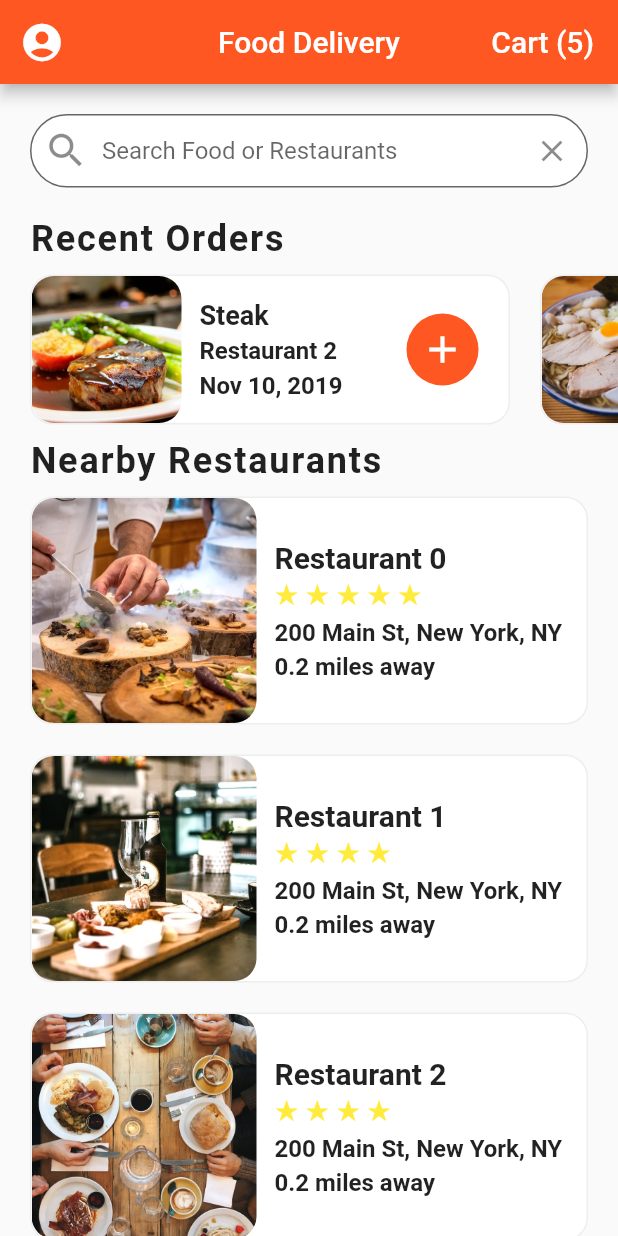
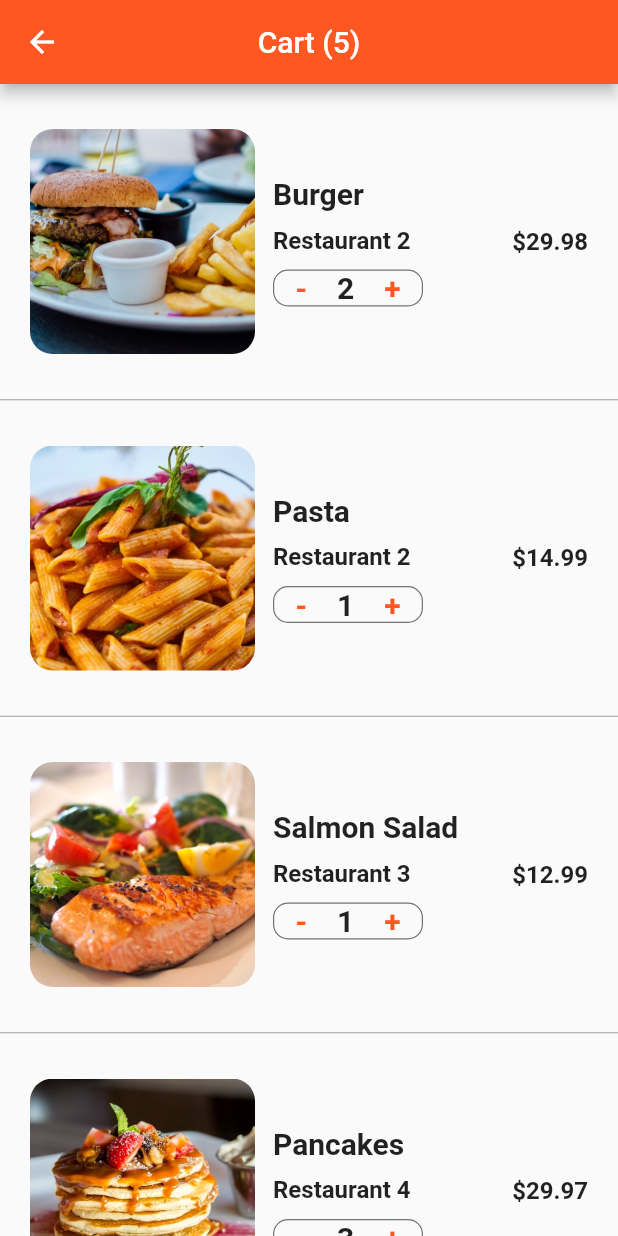
Before and after one commit to ELATTARIYassine/flutter-apps, a Flutter app: the screen it shows after launch, after a tap on an icon or button, on a phone screen of 412 x 824 dp. Run offline on Flutter 3.47's test engine with Material 2 defaults, Android fonts, the phone set to English and light mode, and no system bars; project files that could hold a hidden picture were left out.

Commit message:
[food_delivery] feat: Added cart screen

```diff
--- /dev/null
+++ b/flood_delivery/lib/screens/cart_screen.dart
@@ -0,0 +1,139 @@
+import 'package:flutter/cupertino.dart';
+import 'package:flutter/material.dart';
+import 'package:fooddelivery/data/data.dart';
+import 'package:fooddelivery/models/order.dart';
+
+class CartScreen extends StatefulWidget {
+  @override
+  _CartScreenState createState() => _CartScreenState();
+}
+
+class _CartScreenState extends State<CartScreen> {
+  _buildCartItem(Order order) {
+    return Container(
+      margin: EdgeInsets.all(20.0),
+      height: 170.0,
+      child: Row(
+        mainAxisAlignment: MainAxisAlignment.spaceBetween,
+        children: <Widget>[
+          Expanded(
+            child: Row(
+              children: <Widget>[
+                ClipRRect(
+                  borderRadius: BorderRadius.circular(15.0),
+                  child: Image(
+                    height: 150.0,
+                    width: 150.0,
+                    fit: BoxFit.cover,
+                    image: AssetImage(order.food.imageUrl),
+                  ),
+                ),
+                Expanded(
+                  child: Container(
+                    margin: EdgeInsets.all(12.0),
+                    child: Column(
+                      crossAxisAlignment: CrossAxisAlignment.start,
+                      mainAxisAlignment: MainAxisAlignment.center,
+                      children: <Widget>[
+                        Text(
+                          order.food.name,
+                          style: TextStyle(
+                              fontSize: 20.0, fontWeight: FontWeight.bold),
+                          overflow: TextOverflow.ellipsis,
+                        ),
+                        SizedBox(
+                          height: 10.0,
+                        ),
+                        Text(
+                          order.restaurant.name,
+                          style: TextStyle(
+                              fontSize: 16.0, fontWeight: FontWeight.w600),
+                          overflow: TextOverflow.ellipsis,
+                        ),
+                        SizedBox(
+                          height: 10.0,
+                        ),
+                        Container(
+                          width: 100.0,
+                          decoration: BoxDecoration(
+                            borderRadius: BorderRadius.circular(10.0),
+                            border:
+                                Border.all(width: 0.8, color: Colors.black54),
+                          ),
+                          child: Row(
+                            mainAxisAlignment: MainAxisAlignment.center,
+                            children: <Widget>[
+                              GestureDetector(
+                                onTap: () {},
+                                child: Text(
+                                  '-',
+                                  style: TextStyle(
+                                      color: Theme.of(context).primaryColor,
+                                      fontWeight: FontWeight.w600,
+                                      fontSize: 20.0),
+                                ),
+                              ),
+                              SizedBox(
+                                width: 20.0,
+                              ),
+                              Text(
+                                order.quantity.toString(),
+                                style: TextStyle(
+                                    fontWeight: FontWeight.w600,
+                                    fontSize: 20.0),
+                              ),
+                              SizedBox(
+                                width: 20.0,
+                              ),
+                              GestureDetector(
+                                onTap: () {},
+                                child: Text(
+                                  '+',
+                                  style: TextStyle(
+                                      color: Theme.of(context).primaryColor,
+                                      fontWeight: FontWeight.w600,
+                                      fontSize: 20.0),
+                                ),
+                              ),
+                            ],
+                          ),
+                        ),
+                      ],
+                    ),
+                  ),
+                ),
+              ],
+            ),
+          ),
+          Text(
+            "\$" + (order.food.price * order.quantity).toString(),
+            style: TextStyle(fontSize: 16.0, fontWeight: FontWeight.w600),
+          )
+        ],
+      ),
+    );
+  }
+
+  @override
+  Widget build(BuildContext context) {
+    return Scaffold(
+      appBar: AppBar(
+        title: Text('Cart (${currentUser.cart.length})'),
+        centerTitle: true,
+      ),
+      body: ListView.separated(
+        itemCount: currentUser.cart.length,
+        itemBuilder: (BuildContext context, int index) {
+          Order order = currentUser.cart[index];
+          return _buildCartItem(order);
+        },
+        separatorBuilder: (BuildContext context, int index) {
+          return Divider(
+            height: 1.0,
+            color: Colors.grey,
+          );
+        },
+      ),
+    );
+  }
+}
--- a/flood_delivery/lib/screens/home_screen.dart
+++ b/flood_delivery/lib/screens/home_screen.dart
@@ -6,6 +6,7 @@ import 'package:fooddelivery/widgets/rating_stars.dart';
 import 'package:fooddelivery/widgets/recent_orders.dart';
 
 import 'RestaurantScreen.dart';
+import 'cart_screen.dart';
 
 class HomeScreen extends StatefulWidget {
   @override
@@ -112,7 +113,9 @@ class _HomeScreenState extends State<HomeScreen> {
               'Cart (${currentUser.cart.length})',
               style: TextStyle(color: Colors.white, fontSize: 20.0),
             ),
-            onPressed: () {},
+            onPressed: () {
+              Navigator.push(context, MaterialPageRoute(builder: (_) => CartScreen(),),);
+            },
           )
         ],
       ),
```
